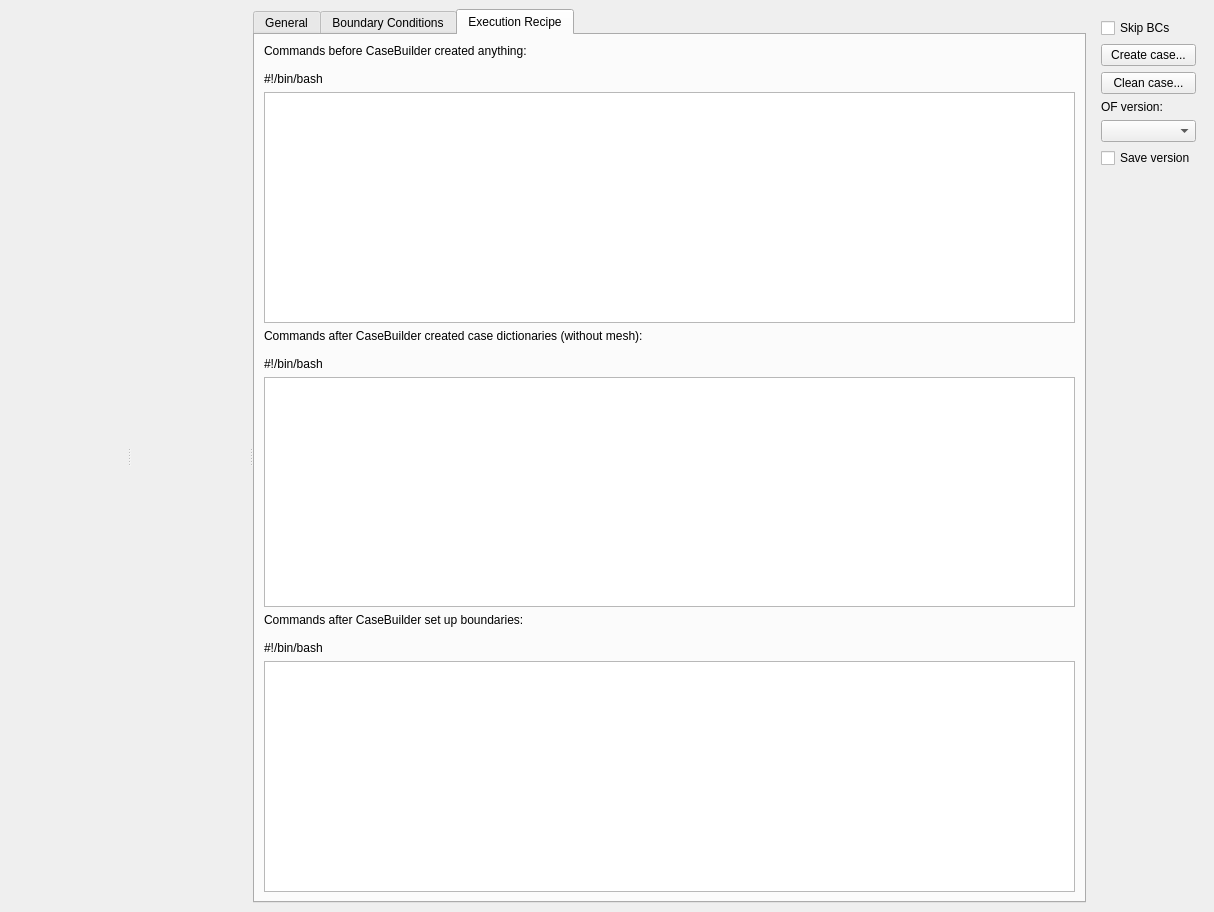
Above: src/extensions/openfoam/isutils/isofCaseBuilder/isofcasebuilderwindow.ui from hkroeger/insightcae before the change. Below: the same form after it.
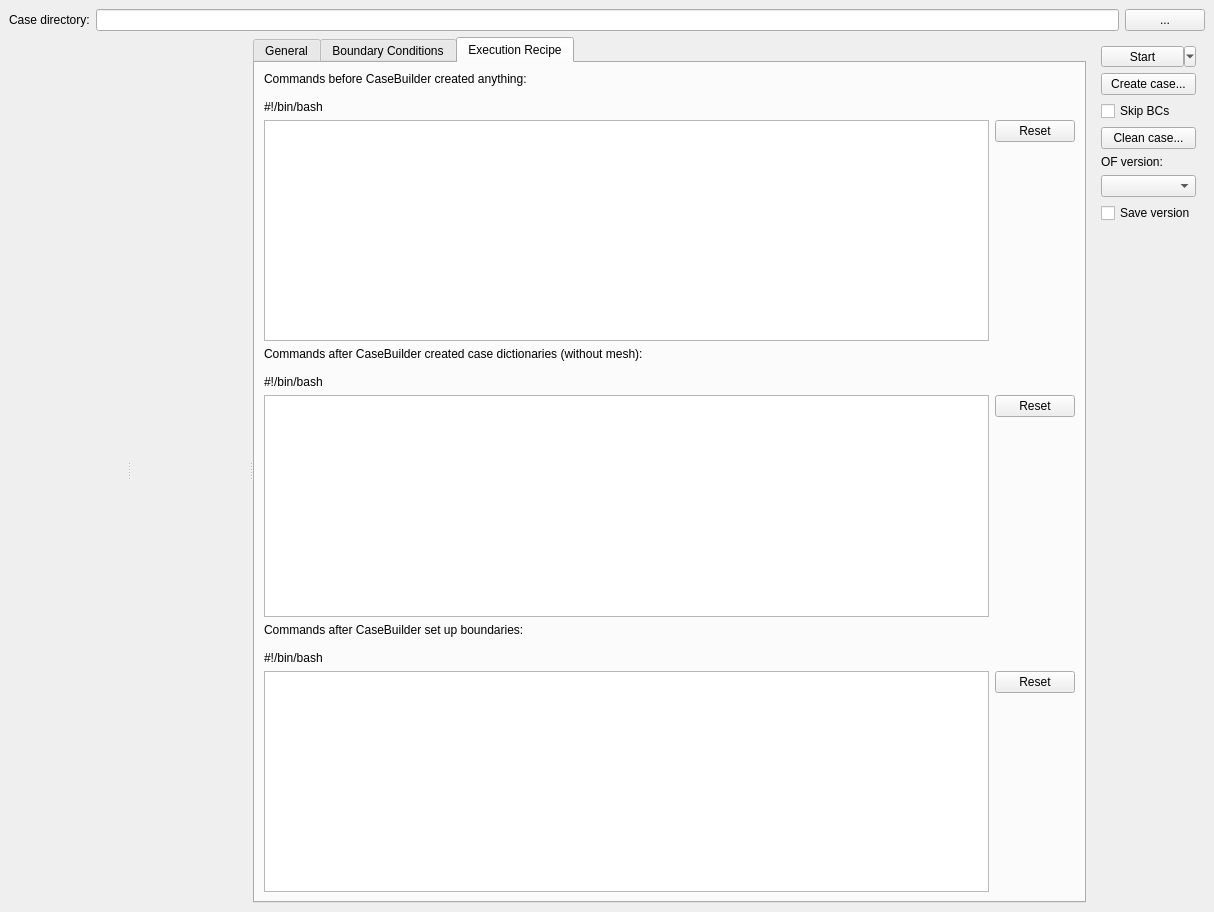
That is the form after the change. The open tabs and pages were chosen to show the change. Custom widgets are drawn as their Qt base class.

Commit message: added buttons + workdir selection line

```diff
--- a/src/extensions/openfoam/isutils/isofCaseBuilder/isofcasebuilderwindow.ui
+++ b/src/extensions/openfoam/isutils/isofCaseBuilder/isofcasebuilderwindow.ui
@@ -23,8 +23,31 @@
    <string notr="true"/>
   </property>
   <widget class="QWidget" name="widget">
+   <layout class="QVBoxLayout" name="verticalLayout_15">
+    <item>
    <layout class="QHBoxLayout" name="horizontalLayout">
     <item>
+       <widget class="QLabel" name="label_9">
+        <property name="text">
+         <string>Case directory:</string>
+        </property>
+       </widget>
+      </item>
+      <item>
+       <widget class="QLineEdit" name="case_dir"/>
+      </item>
+      <item>
+       <widget class="QPushButton" name="btn_select_case_dir">
+        <property name="text">
+         <string>...</string>
+        </property>
+       </widget>
+      </item>
+     </layout>
+    </item>
+    <item>
+     <layout class="QHBoxLayout" name="horizontalLayout_7">
+      <item>
      <widget class="QSplitter" name="splitter_5">
       <property name="orientation">
        <enum>Qt::Horizontal</enum>
@@ -330,7 +353,7 @@
         <attribute name="title">
          <string>Execution Recipe</string>
         </attribute>
-        <layout class="QVBoxLayout" name="verticalLayout">
+          <layout class="QVBoxLayout" name="verticalLayout_14">
          <item>
           <widget class="QLabel" name="label_6">
            <property name="text">
@@ -339,7 +362,48 @@
           </widget>
          </item>
          <item>
-          <widget class="QPlainTextEdit" name="script_pre"/>
+            <layout class="QGridLayout" name="gridLayout">
+             <item row="0" column="0">
+              <widget class="QPlainTextEdit" name="script_pre">
+               <property name="sizePolicy">
+                <sizepolicy hsizetype="Expanding" vsizetype="Expanding">
+                 <horstretch>0</horstretch>
+                 <verstretch>0</verstretch>
+                </sizepolicy>
+               </property>
+              </widget>
+             </item>
+             <item row="0" column="1">
+              <layout class="QVBoxLayout" name="verticalLayout_13">
+               <item>
+                <widget class="QPushButton" name="btn_reset_pre">
+                 <property name="sizePolicy">
+                  <sizepolicy hsizetype="Minimum" vsizetype="Fixed">
+                   <horstretch>0</horstretch>
+                   <verstretch>0</verstretch>
+                  </sizepolicy>
+                 </property>
+                 <property name="text">
+                  <string>Reset</string>
+                 </property>
+                </widget>
+               </item>
+               <item>
+                <spacer name="verticalSpacer_2">
+                 <property name="orientation">
+                  <enum>Qt::Vertical</enum>
+                 </property>
+                 <property name="sizeHint" stdset="0">
+                  <size>
+                   <width>20</width>
+                   <height>40</height>
+                  </size>
+                 </property>
+                </spacer>
+               </item>
+              </layout>
+             </item>
+            </layout>
          </item>
          <item>
           <widget class="QLabel" name="label_7">
@@ -349,8 +413,36 @@
           </widget>
          </item>
          <item>
+            <layout class="QGridLayout" name="gridLayout_2">
+             <item row="0" column="0">
           <widget class="QPlainTextEdit" name="script_mesh"/>
          </item>
+             <item row="0" column="1">
+              <layout class="QVBoxLayout" name="verticalLayout_12">
+               <item>
+                <widget class="QPushButton" name="btn_reset_mesh">
+                 <property name="text">
+                  <string>Reset</string>
+                 </property>
+                </widget>
+               </item>
+               <item>
+                <spacer name="verticalSpacer_3">
+                 <property name="orientation">
+                  <enum>Qt::Vertical</enum>
+                 </property>
+                 <property name="sizeHint" stdset="0">
+                  <size>
+                   <width>20</width>
+                   <height>38</height>
+                  </size>
+                 </property>
+                </spacer>
+               </item>
+              </layout>
+             </item>
+            </layout>
+           </item>
          <item>
           <widget class="QLabel" name="label_8">
            <property name="text">
@@ -359,7 +451,42 @@
           </widget>
          </item>
          <item>
-          <widget class="QPlainTextEdit" name="script_case"/>
+            <layout class="QGridLayout" name="gridLayout_3">
+             <item row="0" column="0">
+              <widget class="QPlainTextEdit" name="script_case">
+               <property name="sizePolicy">
+                <sizepolicy hsizetype="Expanding" vsizetype="Expanding">
+                 <horstretch>0</horstretch>
+                 <verstretch>0</verstretch>
+                </sizepolicy>
+               </property>
+              </widget>
+             </item>
+             <item row="0" column="1">
+              <layout class="QVBoxLayout" name="verticalLayout">
+               <item>
+                <widget class="QPushButton" name="btn_reset_case">
+                 <property name="text">
+                  <string>Reset</string>
+                 </property>
+                </widget>
+               </item>
+               <item>
+                <spacer name="verticalSpacer_4">
+                 <property name="orientation">
+                  <enum>Qt::Vertical</enum>
+                 </property>
+                 <property name="sizeHint" stdset="0">
+                  <size>
+                   <width>20</width>
+                   <height>40</height>
+                  </size>
+                 </property>
+                </spacer>
+               </item>
+              </layout>
+             </item>
+            </layout>
          </item>
         </layout>
        </widget>
@@ -376,9 +503,21 @@
       </property>
       <layout class="QVBoxLayout" name="verticalLayout_3">
        <item>
-        <widget class="QCheckBox" name="skipBCswitch">
+          <widget class="QToolButton" name="btn_start">
+           <property name="sizePolicy">
+            <sizepolicy hsizetype="Minimum" vsizetype="Fixed">
+             <horstretch>0</horstretch>
+             <verstretch>0</verstretch>
+            </sizepolicy>
+           </property>
          <property name="text">
-          <string>Skip BCs</string>
+            <string>Start</string>
+           </property>
+           <property name="popupMode">
+            <enum>QToolButton::MenuButtonPopup</enum>
+           </property>
+           <property name="toolButtonStyle">
+            <enum>Qt::ToolButtonTextBesideIcon</enum>
          </property>
         </widget>
        </item>
@@ -389,6 +528,13 @@
          </property>
         </widget>
        </item>
+         <item>
+          <widget class="QCheckBox" name="skipBCswitch">
+           <property name="text">
+            <string>Skip BCs</string>
+           </property>
+          </widget>
+         </item>
        <item>
         <widget class="QPushButton" name="clean_btn">
          <property name="text">
@@ -437,6 +583,8 @@
        </item>
       </layout>
      </widget>
+      </item>
+     </layout>
     </item>
    </layout>
   </widget>
```
Left out of the diff: 13 changed lines with no effect on the pictures. Lines whose indentation alone changed are shown as unchanged. The commit also changes 2 other files.
